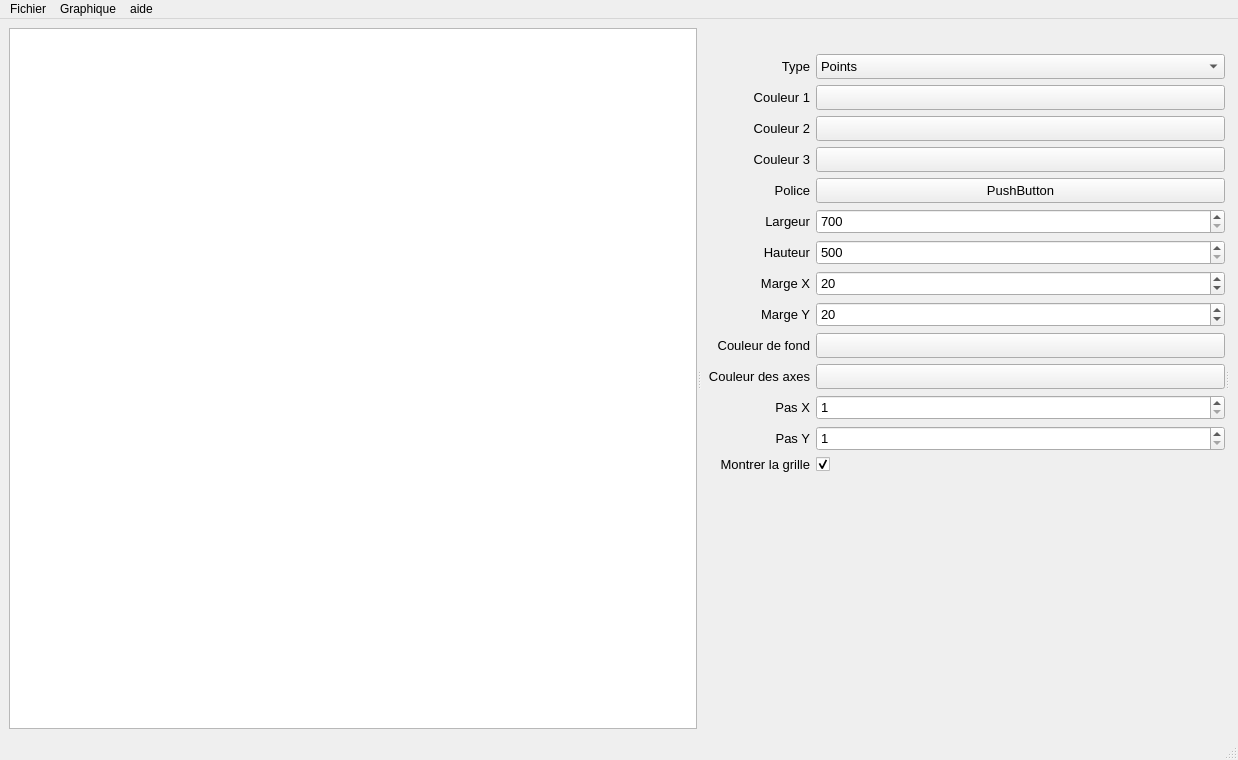
Charles-Svg/Projet_Qt_L3, file L3_Project/mainwindow.ui: the form before one commit.
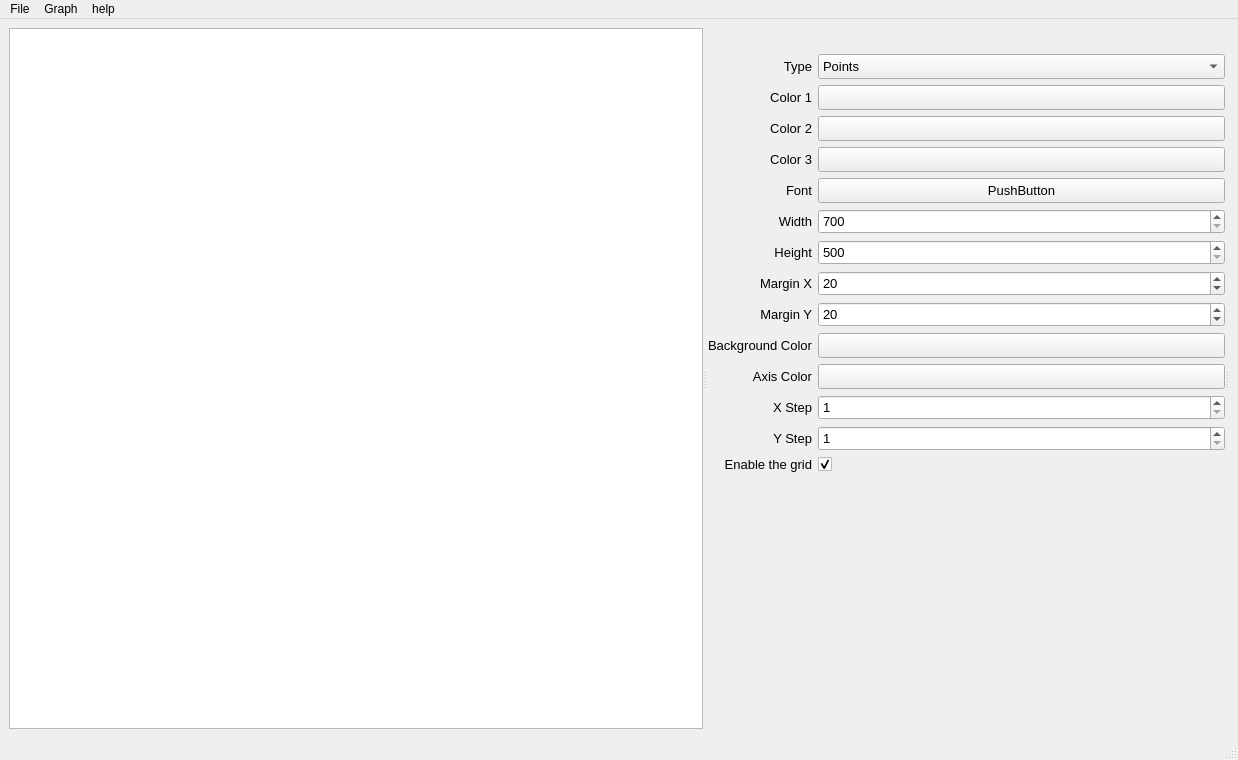
The form after the commit.

```diff
--- a/L3_Project/mainwindow.ui
+++ b/L3_Project/mainwindow.ui
@@ -140,7 +140,7 @@
            </font>
           </property>
           <property name="text">
-           <string>  Couleur 1</string>
+           <string> Color 1</string>
           </property>
           <property name="alignment">
            <set>Qt::AlignRight|Qt::AlignTrailing|Qt::AlignVCenter</set>
@@ -186,7 +186,7 @@
            </font>
           </property>
           <property name="text">
-           <string>  Couleur 2</string>
+           <string>Color 2</string>
           </property>
           <property name="alignment">
            <set>Qt::AlignRight|Qt::AlignTrailing|Qt::AlignVCenter</set>
@@ -232,7 +232,7 @@
            </font>
           </property>
           <property name="text">
-           <string>  Couleur 3</string>
+           <string>Color 3</string>
           </property>
           <property name="alignment">
            <set>Qt::AlignRight|Qt::AlignTrailing|Qt::AlignVCenter</set>
@@ -272,7 +272,7 @@
            </font>
           </property>
           <property name="text">
-           <string>  Police</string>
+           <string> Font</string>
           </property>
           <property name="alignment">
            <set>Qt::AlignRight|Qt::AlignTrailing|Qt::AlignVCenter</set>
@@ -323,7 +323,7 @@
            </font>
           </property>
           <property name="text">
-           <string>  Largeur</string>
+           <string>Width</string>
           </property>
           <property name="alignment">
            <set>Qt::AlignRight|Qt::AlignTrailing|Qt::AlignVCenter</set>
@@ -377,7 +377,7 @@
            </font>
           </property>
           <property name="text">
-           <string>  Hauteur</string>
+           <string>Height</string>
           </property>
           <property name="alignment">
            <set>Qt::AlignRight|Qt::AlignTrailing|Qt::AlignVCenter</set>
@@ -425,7 +425,7 @@
            </font>
           </property>
           <property name="text">
-           <string>  Marge X</string>
+           <string>Margin X</string>
           </property>
           <property name="alignment">
            <set>Qt::AlignRight|Qt::AlignTrailing|Qt::AlignVCenter</set>
@@ -482,7 +482,7 @@
            </font>
           </property>
           <property name="text">
-           <string>  Marge Y</string>
+           <string>Margin Y</string>
           </property>
           <property name="alignment">
            <set>Qt::AlignRight|Qt::AlignTrailing|Qt::AlignVCenter</set>
@@ -536,7 +536,7 @@
            </font>
           </property>
           <property name="text">
-           <string>  Couleur de fond</string>
+           <string>Background Color</string>
           </property>
           <property name="alignment">
            <set>Qt::AlignRight|Qt::AlignTrailing|Qt::AlignVCenter</set>
@@ -576,7 +576,7 @@
            </font>
           </property>
           <property name="text">
-           <string>  Couleur des axes</string>
+           <string>Axis Color</string>
           </property>
           <property name="alignment">
            <set>Qt::AlignRight|Qt::AlignTrailing|Qt::AlignVCenter</set>
@@ -616,7 +616,7 @@
            </font>
           </property>
           <property name="text">
-           <string>  Pas X</string>
+           <string>X Step</string>
           </property>
           <property name="alignment">
            <set>Qt::AlignRight|Qt::AlignTrailing|Qt::AlignVCenter</set>
@@ -661,7 +661,7 @@
            </font>
           </property>
           <property name="text">
-           <string>  Pas Y</string>
+           <string>Y Step</string>
           </property>
           <property name="alignment">
            <set>Qt::AlignRight|Qt::AlignTrailing|Qt::AlignVCenter</set>
@@ -718,7 +718,7 @@
            </font>
           </property>
           <property name="text">
-           <string>  Montrer la grille</string>
+           <string>Enable the grid</string>
           </property>
           <property name="alignment">
            <set>Qt::AlignRight|Qt::AlignTrailing|Qt::AlignVCenter</set>
@@ -831,17 +831,17 @@
    </property>
    <widget class="QMenu" name="Menu1">
     <property name="title">
-     <string>Fichier</string>
+     <string>File</string>
     </property>
    </widget>
    <widget class="QMenu" name="Menu2">
     <property name="title">
-     <string>Graphique</string>
+     <string>Graph</string>
     </property>
    </widget>
    <widget class="QMenu" name="Menu3">
     <property name="title">
-     <string>aide</string>
+     <string>help</string>
     </property>
    </widget>
    <addaction name="Menu1"/>
```
Left out of the diff: 4 changed lines with no effect on the pictures.
